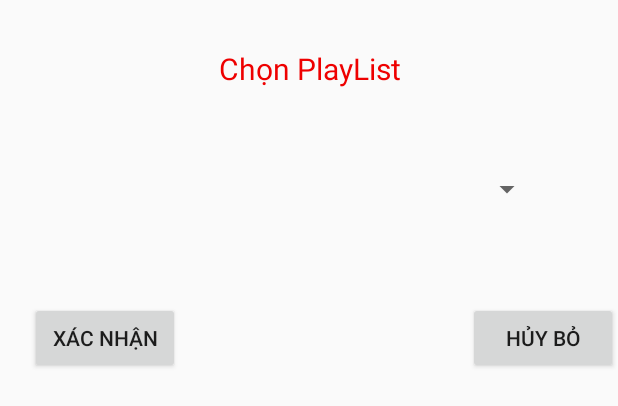
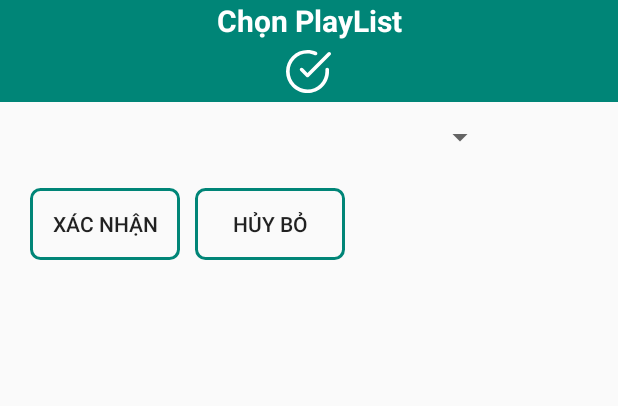
Before and after one commit to hungle140898/t5_android_mediaplayer, an Android app: the layout dialog_addplaylist.xml on its own in the app's theme, with its tools: preview values and no code run, on a phone screen of 412 x 824 dp. Shown: the top 406 px of the screen. Run offline under Robolectric (Android 15) with nearby library versions, the phone set to English and light mode, and no system bars.

Commit message:
Sua Giao Dien

```diff
--- /dev/null
+++ b/app/src/main/res/drawable/custom_btndialog.xml
@@ -0,0 +1,10 @@
+<?xml version="1.0" encoding="utf-8"?>
+<selector xmlns:android="http://schemas.android.com/apk/res/android">
+    <item>
+        <shape>
+            <stroke android:width="2dp" android:color="@color/colorPrimary" />
+            <solid android:color="@android:color/transparent" />
+            <corners android:bottomLeftRadius="6dp" android:bottomRightRadius="6dp" android:topLeftRadius="6dp" android:topRightRadius="6dp" />
+        </shape>
+    </item>
+</selector>
--- /dev/null
+++ b/app/src/main/res/drawable/icon.xml
@@ -0,0 +1,5 @@
+<vector android:height="24dp" android:viewportHeight="512"
+    android:viewportWidth="512" android:width="24dp" xmlns:android="http://schemas.android.com/apk/res/android">
+    <path android:fillColor="#FFFFFF" android:pathData="M468.907,214.604c-11.423,0 -20.682,9.26 -20.682,20.682v20.831c-0.031,54.338 -21.221,105.412 -59.666,143.812c-38.417,38.372 -89.467,59.5 -143.761,59.5c-0.04,0 -0.08,0 -0.12,0C132.506,459.365 41.3,368.056 41.364,255.883c0.031,-54.337 21.221,-105.411 59.667,-143.813c38.417,-38.372 89.468,-59.5 143.761,-59.5c0.04,0 0.08,0 0.12,0c28.672,0.016 56.49,5.942 82.68,17.611c10.436,4.65 22.659,-0.041 27.309,-10.474c4.648,-10.433 -0.04,-22.659 -10.474,-27.309c-31.516,-14.043 -64.989,-21.173 -99.492,-21.192c-0.052,0 -0.092,0 -0.144,0c-65.329,0 -126.767,25.428 -172.993,71.6C25.536,129.014 0.038,190.473 0,255.861c-0.037,65.386 25.389,126.874 71.599,173.136c46.21,46.262 107.668,71.76 173.055,71.798c0.051,0 0.092,0 0.144,0c65.329,0 126.767,-25.427 172.993,-71.6c46.262,-46.209 71.76,-107.668 71.798,-173.066v-20.842C489.589,223.864 480.33,214.604 468.907,214.604z"/>
+    <path android:fillColor="#FFFFFF" android:pathData="M505.942,39.803c-8.077,-8.076 -21.172,-8.076 -29.249,0L244.794,271.701l-52.609,-52.609c-8.076,-8.077 -21.172,-8.077 -29.248,0c-8.077,8.077 -8.077,21.172 0,29.249l67.234,67.234c4.038,4.039 9.332,6.058 14.625,6.058c5.293,0 10.586,-2.019 14.625,-6.058L505.942,69.052C514.019,60.975 514.019,47.88 505.942,39.803z"/>
+</vector>
--- a/app/src/main/res/layout/dialog_addplaylist.xml
+++ b/app/src/main/res/layout/dialog_addplaylist.xml
@@ -1,54 +1,64 @@
 <?xml version="1.0" encoding="utf-8"?>
-<RelativeLayout
-    xmlns:android="http://schemas.android.com/apk/res/android" android:layout_width="match_parent"
-    android:layout_height="match_parent">
+<LinearLayout
+    xmlns:android="http://schemas.android.com/apk/res/android"
+    android:layout_width="match_parent"
+    android:layout_height="180dp"
+    android:orientation="vertical"
+    android:weightSum="3">
+    <LinearLayout
+        android:layout_width="match_parent"
+        android:layout_height="wrap_content"
+        android:orientation="vertical"
+        android:layout_weight="1"
+        android:background="@color/colorPrimary">
+        <TextView
+            android:id="@+id/textView"
+            android:layout_weight="1"
+            android:layout_width="match_parent"
+            android:layout_height="30dp"
+            android:layout_gravity="center"
+            android:gravity="center"
+            android:text="Chọn PlayList"
+            android:textStyle="bold"
 
-    <TextView
-        android:layout_width="100dp"
-        android:layout_height="wrap_content"
-        android:layout_alignParentStart="true"
-        android:layout_alignParentTop="true"
-        android:layout_alignParentEnd="true"
-        android:layout_marginStart="50dp"
-        android:layout_marginTop="32dp"
-        android:layout_marginEnd="50dp"
-        android:text="Chọn PlayList"
-        android:textSize="20dp"
-        android:gravity="center"
-        android:textColor="#EE0000"
-        android:id="@+id/textView"/>
+            android:textColor="#FFFFFF"
+            android:textSize="20dp" />
+        <ImageView
+            android:layout_width="30dp"
+            android:layout_height="30dp"
+            android:layout_centerInParent="true"
+            android:layout_margin="5dp"
+            android:layout_gravity="center"
+            android:background="@drawable/icon" />
 
+    </LinearLayout>
     <Spinner
         android:id="@+id/spnCategory"
         android:layout_width="250dp"
         android:layout_height="50dp"
-        android:layout_alignParentStart="true"
-        android:layout_alignParentTop="true"
-        android:layout_alignParentEnd="true"
         android:layout_gravity="center"
-        android:layout_marginStart="50dp"
-        android:layout_marginTop="101dp"
-        android:layout_marginEnd="50dp"
-        android:layout_marginBottom="50dp"
-        android:gravity="center"
-        android:layout_below="@+id/textView"/>
-
+        android:layout_weight="1"
+        android:gravity="center"/>
+    <LinearLayout
+        android:layout_width="match_parent"
+        android:layout_height="wrap_content"
+        android:orientation="horizontal"
+        >
         <Button
             android:id="@+id/btn_xacnhan"
             android:layout_width="100dp"
             android:layout_height="wrap_content"
-        android:layout_alignParentStart="true"
-        android:layout_below="@+id/spnCategory"
-        android:text="Xác Nhận"
-        android:layout_marginLeft="20dp"/>
+            android:layout_gravity="center"
+            android:layout_marginLeft="20dp"
+            android:background="@drawable/custom_btndialog"
+            android:text="Xác Nhận" />
 
         <Button
             android:id="@+id/btn_huy"
             android:layout_width="100dp"
             android:layout_height="wrap_content"
-        android:layout_alignParentEnd="true"
-        android:layout_below="@+id/spnCategory"
-        android:layout_toLeftOf="@+id/btn_xacnhan"
-        android:layout_marginLeft="10dp"
-        android:text="Hủy Bỏ" />
-</RelativeLayout>
+            android:background="@drawable/custom_btndialog"
+            android:text="Hủy Bỏ"
+            android:layout_margin="10dp"/>
+    </LinearLayout>
+</LinearLayout>
```
Also changed, not shown: app/src/main/res/drawable/custom_dialog.xml (added, +8 -0 lines), app/src/main/res/layout/diaglog_createplaylist.xml (+59 -36 lines). Lines whose indentation alone changed are shown as unchanged.
